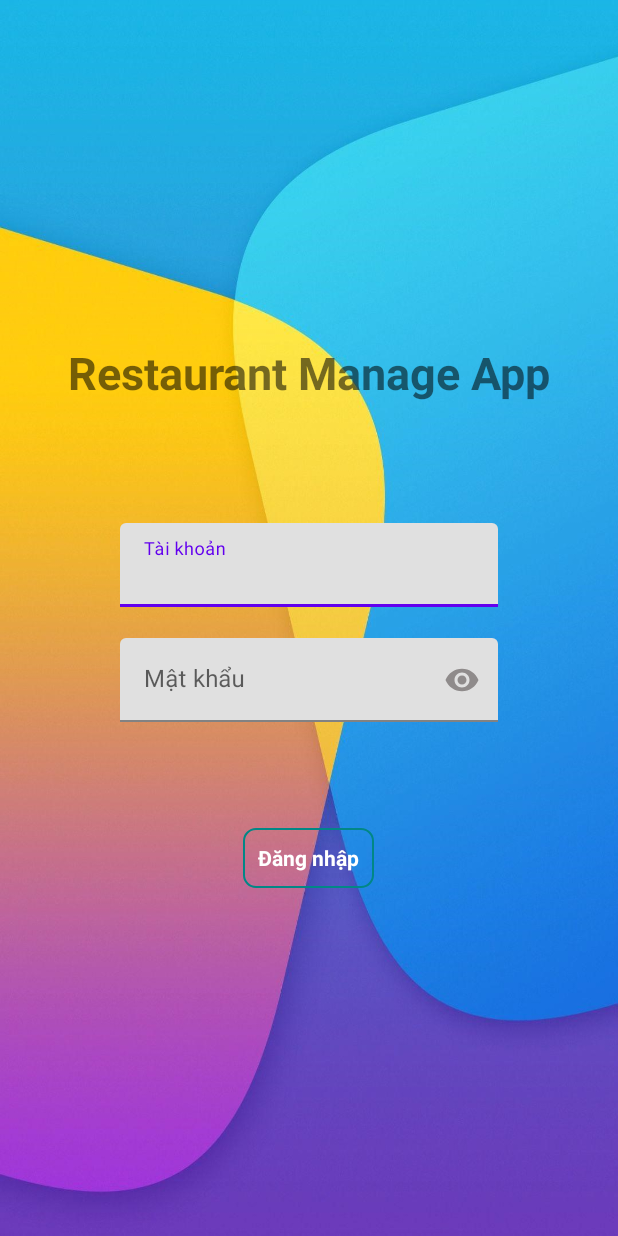
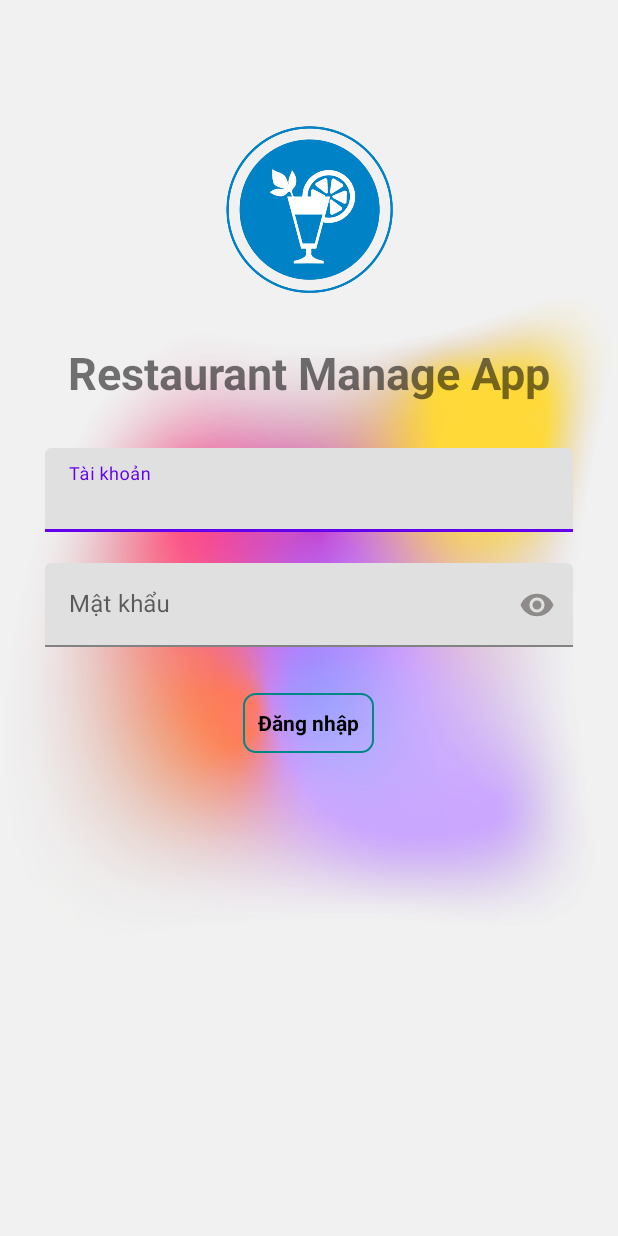
Before and after one commit to Sinhleba/RestaurantAppOld, an Android app: the screen it shows after launch (LoginActivity), on a phone screen of 412 x 824 dp. Run offline under Robolectric (Android 15) with nearby library versions, the phone set to English and light mode, and no system bars.

Commit message:
change background login app

```diff
--- a/app/build.gradle
+++ b/app/build.gradle
@@ -46,6 +46,7 @@ dependencies {
     androidTestImplementation 'androidx.test.ext:junit:1.1.4'
     androidTestImplementation 'androidx.test.espresso:espresso-core:3.5.0'
     implementation 'com.google.code.gson:gson:2.10'
+
     implementation 'org.greenrobot:eventbus:3.0.0'
     implementation 'com.github.PhilJay:MPAndroidChart:v3.1.0'
 
--- a/app/src/main/java/com/sinhle/restaurantapp/ui/database/DatabaseHandler.java
+++ b/app/src/main/java/com/sinhle/restaurantapp/ui/database/DatabaseHandler.java
@@ -21,11 +21,13 @@ class DatabaseHandler extends SQLiteOpenHelper {
     public static final String DATABASE_NAME = "DrinkManager";
     public static final int DATABASE_VERSION = 1;
 
+    // nhân viên
     private static final String TABLE_STUDENT = "Students";
     private static final String KEY_STUDENT_CODE = "StudentCode";
     private static final String KEY_STUDENT_NAME = "StudentName";
     private static final String KEY_STUDENT_BIRTHDAY = "StudentBirthday";
     private static final String KEY_STUDENT_PHONE = "StudentPhone";
+
     //đồ uống
     private static final String TABLE_DRINK = "DRINK";
     private static final String KEY_ID = "Id";
--- a/app/src/main/java/com/sinhle/restaurantapp/ui/detailbook/DetailBookActivity.java
+++ b/app/src/main/java/com/sinhle/restaurantapp/ui/detailbook/DetailBookActivity.java
@@ -54,10 +54,9 @@ public class DetailBookActivity extends AppCompatActivity {
         book = getIntent().getParcelableExtra(DetailBook);
         binding.tvBook.setText("Bàn " + book.getId());
         initRecyclerListDrink();
-
         initListener();
     }
-
+    // Xong hàm này
     private void initListener() {
         binding.ivBack.setOnClickListener(new View.OnClickListener() {
             @Override
@@ -65,7 +64,7 @@ public class DetailBookActivity extends AppCompatActivity {
                 finish();
             }
         });
-
+    // Xong hàm này
         binding.flbAddDrink.setOnClickListener(new View.OnClickListener() {
             @Override
             public void onClick(View v) {
@@ -186,6 +185,7 @@ public class DetailBookActivity extends AppCompatActivity {
         }
     }
 
+    // Xong hàm này
     private void checkListDrink(ArrayList<Drink> listDrink) {
         if (listDrink.size() > 0) {
             binding.rvDrink.setVisibility(View.VISIBLE);
--- a/app/src/main/java/com/sinhle/restaurantapp/ui/detailbook/DrinkBookAdapter.java
+++ b/app/src/main/java/com/sinhle/restaurantapp/ui/detailbook/DrinkBookAdapter.java
@@ -93,7 +93,6 @@ public class DrinkBookAdapter extends RecyclerView.Adapter<RecyclerView.ViewHold
         }
 
     }
-
     class RecyclerViewViewHolder extends RecyclerView.ViewHolder {
         ItemDrinkBookBinding binding;
 
@@ -104,6 +103,4 @@ public class DrinkBookAdapter extends RecyclerView.Adapter<RecyclerView.ViewHold
 
         }
     }
-
-
 }
--- a/app/src/main/java/com/sinhle/restaurantapp/ui/login/LoginActivity.java
+++ b/app/src/main/java/com/sinhle/restaurantapp/ui/login/LoginActivity.java
@@ -18,9 +18,9 @@ public class LoginActivity extends AppCompatActivity {
     ActivityLoginBinding binding;
 
 
-    String employee = "employee";
-    String manager = "manager";
-    String password = "1234@Abc";
+    String employee = "Nhanvien1";
+    String manager = "Lebasinh5320";
+    String password = "19200456";
 
     @Override
     protected void onCreate(@Nullable Bundle savedInstanceState) {
--- a/app/src/main/java/com/sinhle/restaurantapp/ui/order/OrderActivity.java
+++ b/app/src/main/java/com/sinhle/restaurantapp/ui/order/OrderActivity.java
@@ -173,7 +173,7 @@ public class OrderActivity extends AppCompatActivity {
             } catch (IOException e) {
                 e.printStackTrace();
                 Toast.makeText(this, "Something wrong: " + e.toString(), Toast.LENGTH_LONG).show();
-            }////////////////////
+            }
 
             // close the document
             document.close();
--- a/app/src/main/res/layout/activity_login.xml
+++ b/app/src/main/res/layout/activity_login.xml
@@ -6,20 +6,29 @@
     android:layout_height="match_parent"
     android:background="@drawable/backgroundapp">
 
+    <ImageView
+        android:layout_width="111dp"
+        android:layout_height="118dp"
+        android:src="@drawable/icon_app"
+        app:layout_constraintBottom_toTopOf="@+id/textView"
+        app:layout_constraintEnd_toEndOf="parent"
+        app:layout_constraintStart_toStartOf="parent"
+        app:layout_constraintTop_toTopOf="parent"
+        app:layout_constraintVertical_bias="0.736"
+        tools:ignore="MissingConstraints" />
+
     <LinearLayout
-
         android:id="@+id/linearLayout"
         android:layout_width="match_parent"
         android:layout_height="wrap_content"
         android:layout_gravity="center"
-        android:layout_margin="80dp"
-        android:layout_marginTop="148dp"
+        android:layout_margin="30dp"
+        android:layout_marginTop="10dp"
         android:orientation="vertical"
         app:layout_constraintEnd_toEndOf="parent"
         app:layout_constraintStart_toStartOf="parent"
         app:layout_constraintTop_toBottomOf="@+id/textView"
         tools:ignore="MissingConstraints">
-
 
         <com.google.android.material.textfield.TextInputLayout
             android:id="@+id/tilUserName"
@@ -64,11 +73,11 @@
             android:layout_width="wrap_content"
             android:layout_height="40dp"
             android:layout_gravity="center"
-            android:layout_marginTop="50dp"
+            android:layout_marginTop="10dp"
             android:background="@drawable/bg_radius_blue"
             android:gravity="center"
             android:text="@string/login"
-            android:textColor="@color/white"
+            android:textColor="@color/black"
             android:textStyle="bold" />
 
     </LinearLayout>
```
Also changed, not shown: app/src/main/java/com/sinhle/restaurantapp/MainActivity.java (+8 -8 lines), app/src/main/java/com/sinhle/restaurantapp/ui/order/DetailOrderAdapter.java (line endings or trailing spaces), app/src/main/res/drawable/backgroundapp.jpg.
